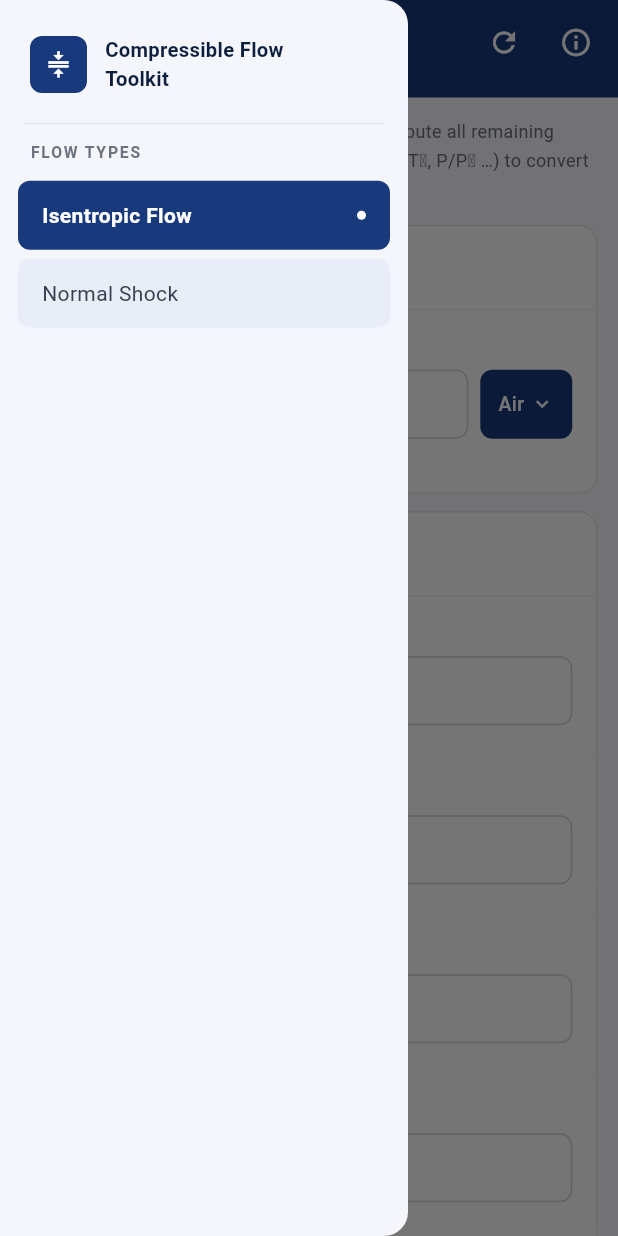
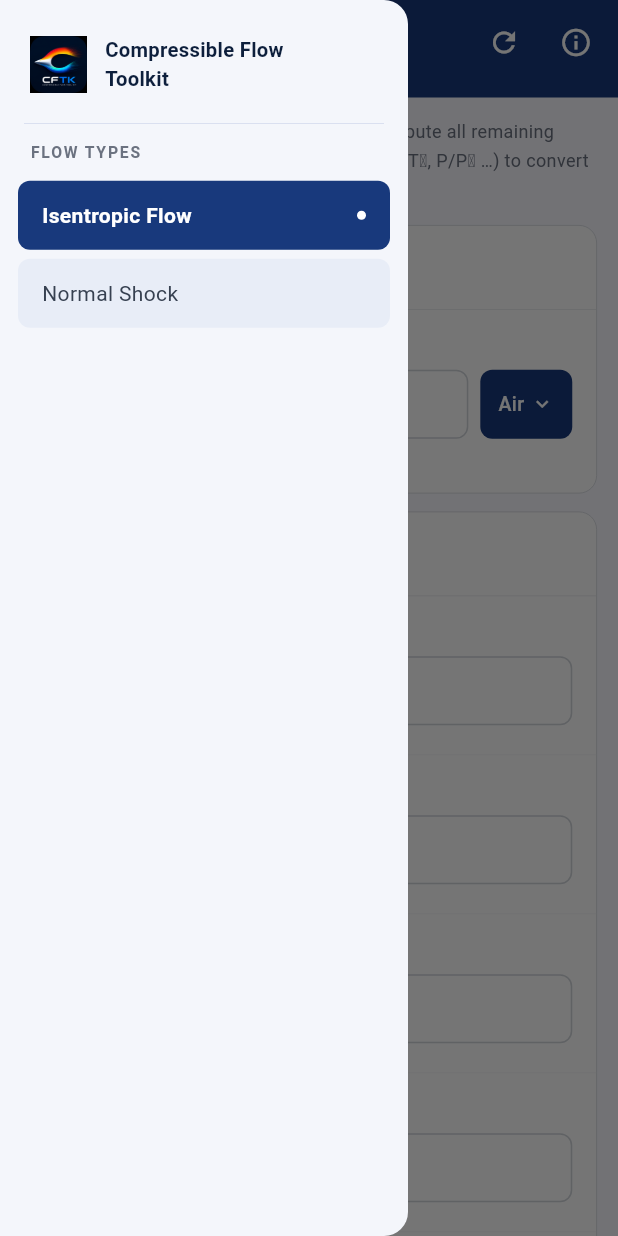
Before and after one commit to Abhinand-Ullas/compressible_flow, a Flutter app: the screen it shows after launch, with the side drawer open, on a phone screen of 412 x 824 dp. Run offline on Flutter 3.47's test engine with Material 3 defaults, Android fonts, the light colour scheme and no system bars.

Commit message:
launcher icon set

```diff
--- a/lib/main.dart
+++ b/lib/pages/main.dart
@@ -8,13 +8,13 @@ import 'normal_shock.dart';
 class _C {
   static const headerBg = Color(0xFF18397C);
   static const labelSmall = Color(0xFF6B7280);
-  static const drawerBg = Color(0xFFF4F6FB);           // light blue-grey bg
-  static const drawerActiveBg = Color(0xFF18397C);     // navy — active pill
+  static const drawerBg = Color(0xFFF4F6FB); // light blue-grey bg
+  static const drawerActiveBg = Color(0xFF18397C); // navy — active pill
   static const drawerActiveText = Colors.white;
   static const drawerInactiveText = Color(0xFF374151); // dark grey — readable
-  static const drawerDivider = Color(0xFFD1D9EC);      // soft blue-grey line
-  static const drawerHeaderText = Color(0xFF0D1F3C);   // near-black header
-  static const drawerItemBg = Color(0xFFE8EDF7);       // pale blue inactive pill
+  static const drawerDivider = Color(0xFFD1D9EC); // soft blue-grey line
+  static const drawerHeaderText = Color(0xFF0D1F3C); // near-black header
+  static const drawerItemBg = Color(0xFFE8EDF7); // pale blue inactive pill
 }
 
 // ─────────────────────────────────────────────
@@ -110,18 +110,11 @@ class _AppDrawer extends StatelessWidget {
               padding: const EdgeInsets.fromLTRB(20, 24, 20, 8),
               child: Row(
                 children: [
-                  Container(
+                  Image.asset(
+                    'lib/images/cftk.png',
                     width: 38,
                     height: 38,
-                    decoration: BoxDecoration(
-                      color: _C.drawerActiveBg,
-                      borderRadius: BorderRadius.circular(8),
-                    ),
-                    child: const Icon(
-                      Icons.compress,
-                      color: Colors.white,
-                      size: 20,
-                    ),
+                    fit: BoxFit.contain,
                   ),
                   const SizedBox(width: 12),
                   const Text(
```
Also changed, not shown: pubspec.yaml (+8 -4 lines), lib/images/cftk.png (added), lib/pages/isentropic_flow.dart (renamed from lib/isentropic_flow.dart), lib/pages/normal_shock.dart (renamed from lib/normal_shock.dart), lib/pages/standard_atm.dart (renamed from lib/standard_atm.dart), pubspec.lock, 30 other files.
